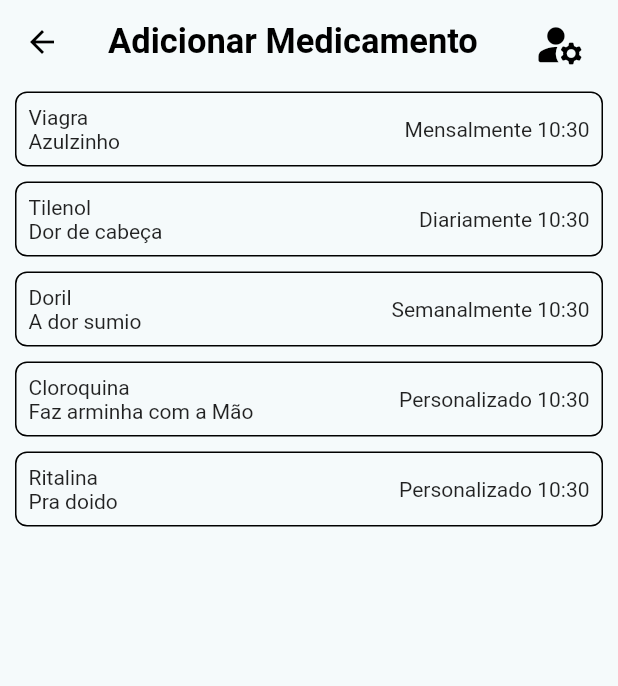
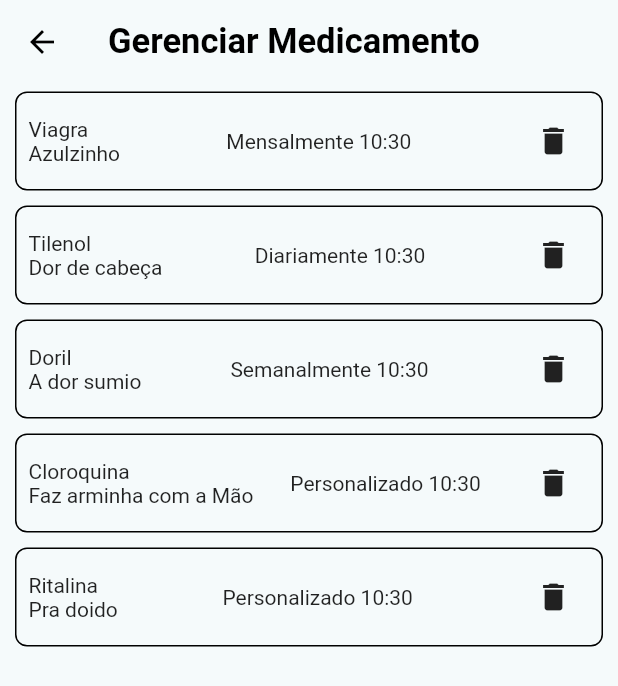
Before and after one commit to Patrickalvares/app_medicine_scheduler, a Flutter app: the MedicinesManagerPage screen opened directly, on a phone screen of 412 x 824 dp. Shown: the top 686 px of the screen. Run offline on Flutter 3.47's test engine with Material 2 defaults, Android fonts, the phone set to English and light mode, and no system bars; our stand-ins replace flutter_bloc, flutter_time_picker_spinner, table_calendar.

Commit message:
delete button on medicine manager

```diff
--- a/lib/pages/medicine_manager_page.dart
+++ b/lib/pages/medicine_manager_page.dart
@@ -22,27 +22,18 @@
         backgroundColor: Colors.transparent,
         title: Row(
           mainAxisAlignment: MainAxisAlignment.spaceBetween,
-          children: [
-            const Text(
-              'Adicionar Medicamento',
+          children: const [
+            Text(
+              'Gerenciar Medicamento',
               style: TextStyle(
                   color: Colors.black,
                   fontWeight: FontWeight.bold,
                   fontSize: 23),
             ),
-            IconButton(
-                onPressed: () {},
-                icon: const Icon(
-                  Icons.manage_accounts_rounded,
-                  color: Colors.black,
-                  size: 35,
-                ))
           ],
         ),
       ),
-      body: Expanded(
-        flex: 3,
-        child: BlocBuilder(
+      body: BlocBuilder(
           bloc: BlocProvider.of<MedicineBloc>(context),
           builder: (context, state) {
             if (state is MedicineEmptyState) {
@@ -80,11 +71,41 @@
                                 crossAxisAlignment: CrossAxisAlignment.start,
                                 children: [
                                   Text(medicine.medicine.name),
-                                    Text(medicine.medicine.observation
-                                        .toString())
+                                  Text(medicine.medicine.observation.toString())
                                 ]),
                             Text(
                                 "${medicine.medicine.periodicKind} ${medicine.medicineTime.hour}:${medicine.medicineTime.minute}"),
+                            IconButton(
+                              icon: const Icon(Icons.delete),
+                              onPressed: () {
+                                showDialog(
+                                  context: context,
+                                  builder: (BuildContext context) {
+                                    return AlertDialog(
+                                      title: const Text('Confirmação'),
+                                      content: const Text(
+                                          'Tem certeza que deseja deletar?'),
+                                      actions: [
+                                        TextButton(
+                                          onPressed: () => Navigator.pop(
+                                              context, 'Cancelar'),
+                                          child: const Text('Cancelar'),
+                                        ),
+                                        TextButton(
+                                          onPressed: () =>
+                                              Navigator.pop(context, 'Deletar'),
+                                          child: const Text('Deletar'),
+                                        ),
+                                      ],
+                                    );
+                                  },
+                                ).then((value) {
+                                  if (value == 'Deletar') {
+                                    // Coloque o código para deletar aqui
+                                  }
+                                });
+                              },
+                            ),
                           ],
                         ),
                       ),
@@ -96,7 +117,6 @@
               return const Text("Erro doido");
             }
           }),
-      ),
     );
   }
 }
```
Lines whose indentation alone changed are shown as unchanged.
